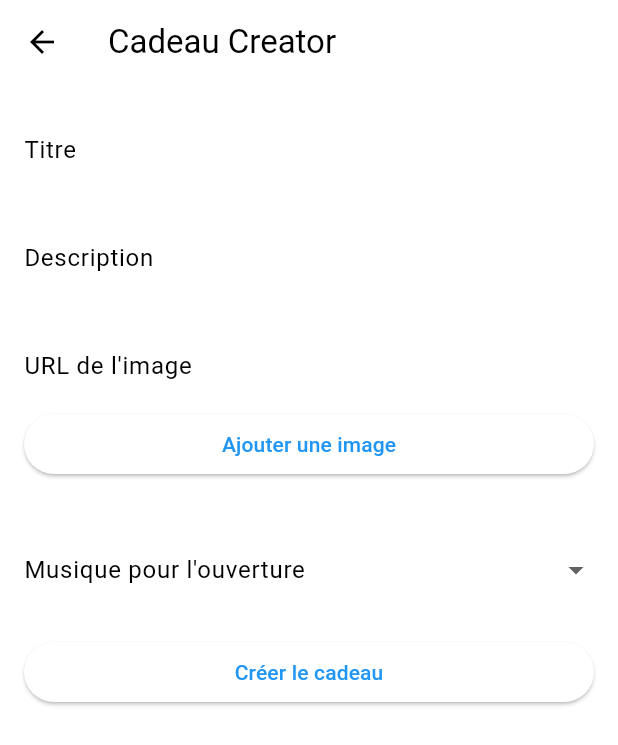
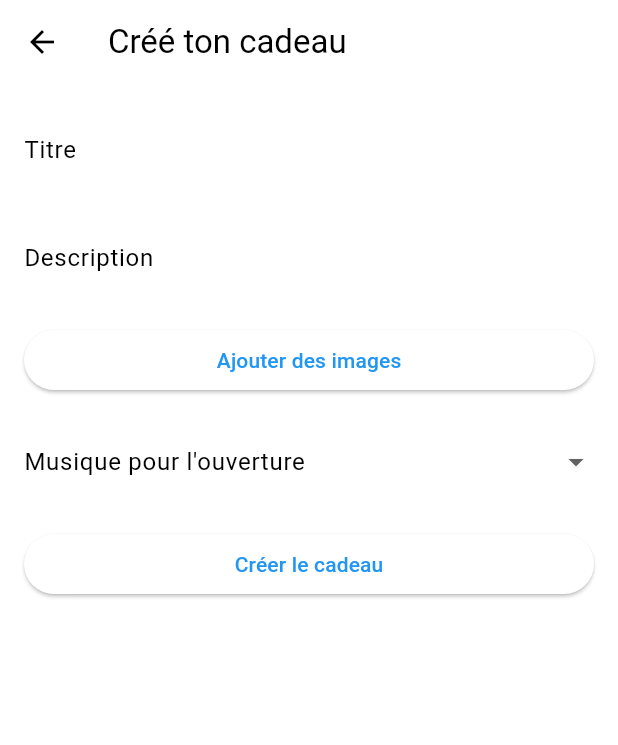
Before and after one commit to MartinBellot/OpenTheBox, a Flutter app: the GiftForm screen opened directly, on a phone screen of 412 x 824 dp. Shown: the top 745 px of the screen. Run offline on Flutter 3.47's test engine with Material 3 defaults, Android fonts, the phone set to English and light mode, and no system bars; our stand-ins replace just_audio.

Commit message:
(+) add pages.

```diff
--- a/lib/giftForm.dart
+++ b/lib/giftForm.dart
@@ -1,5 +1,6 @@
 import 'package:flutter/material.dart';
 import 'dart:convert';
+import 'dart:typed_data';
 
 class GiftForm extends StatefulWidget {
   const GiftForm({Key? key}) : super(key: key);
@@ -11,18 +12,8 @@ class GiftForm extends StatefulWidget {
 class _GiftFormState extends State<GiftForm> {
   final TextEditingController _titleController = TextEditingController();
   final TextEditingController _descriptionController = TextEditingController();
-  final TextEditingController _imageController = TextEditingController();
-  final TextEditingController _musicController = TextEditingController();
-
-  List<String> _images = [];
+  final List<String> _images = [];
   String? _selectedMusic;
-
-  void _addImage() {
-    setState(() {
-      _images.add(_imageController.text);
-      _imageController.clear();
-    });
-  }
 
   void _selectMusic(String? value) {
     setState(() {
@@ -34,7 +25,7 @@ class _GiftFormState extends State<GiftForm> {
   Widget build(BuildContext context) {
     return Scaffold(
       appBar: AppBar(
-        title: const Text('Cadeau Creator'),
+        title: const Text('Créé ton cadeau'),
       ),
       body: SingleChildScrollView(
         padding: const EdgeInsets.all(16),
@@ -52,23 +43,9 @@ class _GiftFormState extends State<GiftForm> {
               maxLines: null,
             ),
             const SizedBox(height: 16),
-            TextField(
-              controller: _imageController,
-              decoration: const InputDecoration(labelText: 'URL de l\'image'),
-            ),
             ElevatedButton(
-              onPressed: _addImage,
-              child: const Text('Ajouter une image'),
-            ),
-            const SizedBox(height: 16),
-            ListView.builder(
-              shrinkWrap: true,
-              itemCount: _images.length,
-              itemBuilder: (BuildContext context, int index) {
-                return ListTile(
-                  title: Text(_images[index]),
-                );
-              },
+              onPressed: () async {print("test");},
+              child: const Text('Ajouter des images'),
             ),
             const SizedBox(height: 16),
             DropdownButtonFormField<String>(
@@ -112,6 +89,9 @@ class _GiftFormState extends State<GiftForm> {
   }
 }
 
+
+
+
 // Modèle de données pour le cadeau
 class Gift {
   final String title;
```
Also changed, not shown: lib/auth/LoginPage.dart (added, +32 -0 lines), lib/auth/RegisterPage.dart (added, +32 -0 lines), 1 other file.
